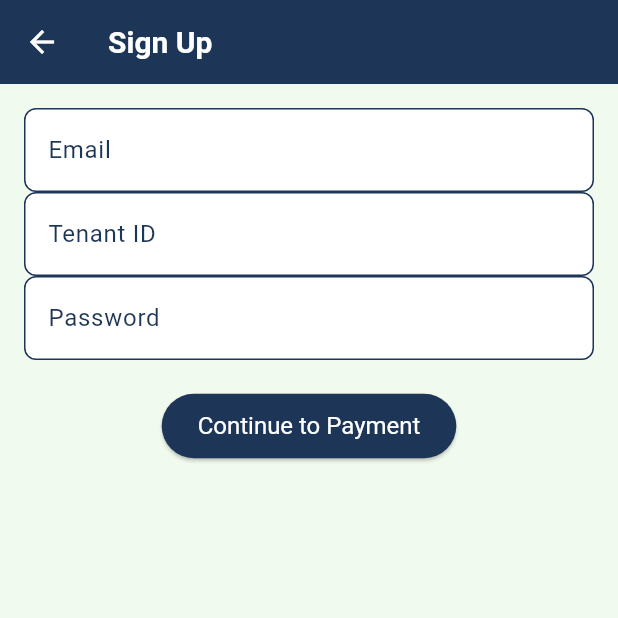
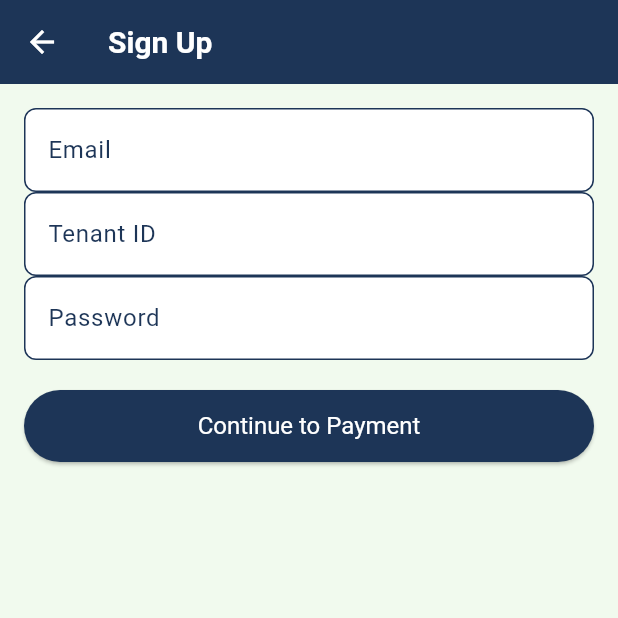
Before and after one commit to haddockdaniel/AILedger-Flutter, a Flutter app: the screen it shows after launch, after a tap on "Login", after a tap on "Don't have an account? Sign Up", on a phone screen of 412 x 824 dp, the top half of it. Run offline on Flutter 3.47's test engine with Material 3 defaults, Android fonts, the phone set to English and light mode, and no system bars; our stand-ins replace flutter_secure_storage, flutter_tts, image_picker, share_plus, shimmer, speech_to_text and 1 more; missing offline and left inert: aws_signature_v4, google_mlkit_text_recognition; accounts and stored records are empty; network calls fail; statements that could not run were skipped.

Commit message:
implement standardized colors/themes

```diff
--- a/lib/screens/auth/login_screen.dart
+++ b/lib/screens/auth/login_screen.dart
@@ -45,7 +45,6 @@ class _LoginScreenState extends State<LoginScreen> {
   @override
   Widget build(BuildContext context) {
     return Scaffold(
-      backgroundColor: AppTheme.backgroundColor,
       body: Center(
         child: SingleChildScrollView(
           padding: const EdgeInsets.symmetric(horizontal: 32),
@@ -78,18 +77,20 @@ class _LoginScreenState extends State<LoginScreen> {
                       if (session.errorMessage != null)
                         Text(
                           session.errorMessage!,
-                          style: const TextStyle(color: Colors.red),
+                          style: AppTheme.bodyStyle.copyWith(color: Colors.red),
                         ),
                       const SizedBox(height: 12),
                       session.isLoading
                           ? const CircularProgressIndicator()
-                          : ElevatedButton(
-                              onPressed: _login,
-                              style: ElevatedButton.styleFrom(
-                                backgroundColor: AppTheme.primaryColor,
-                                minimumSize: const Size.fromHeight(48),
+                          : SizedBox(
+                              width: double.infinity,
+                              child: ElevatedButton(
+                                onPressed: _login,
+                                style: ElevatedButton.styleFrom(
+                                  minimumSize: const Size.fromHeight(48),
+                                ),
+                                child: const Text('Login'),
                               ),
-                              child: const Text('Login'),
                             ),
                     ],
                   );
@@ -98,19 +99,19 @@ class _LoginScreenState extends State<LoginScreen> {
 			  const SizedBox(height: 12),
               TextButton(
                 onPressed: () => Navigator.pushNamed(context, '/signup'),
-                child: const Text(
+                child: Text(
                   "Don't have an account? Sign Up",
-                  style: TextStyle(decoration: TextDecoration.underline),
+                  style: AppTheme.bodyStyle.copyWith(
+                    decoration: TextDecoration.underline,
+                    color: AppTheme.accentColor,
+                  ),
                 ),
               ),
               TextButton(
                 onPressed: () {
                   Navigator.pushNamed(context, '/reset-password');
                 },
-                child: const Text(
-                  'Forgot Password?',
-                  style: TextStyle(color: Colors.black54),
-                ),
+                child: Text('Forgot Password?', style: AppTheme.bodyStyle),
               ),
             ],
           ),
--- a/lib/screens/auth/signup_screen.dart
+++ b/lib/screens/auth/signup_screen.dart
@@ -3,6 +3,7 @@ import 'package:autoledger/services/auth_service.dart';
 import 'package:autoledger/services/payment_service.dart';
 import 'package:autoledger/utils/constants.dart';
 import 'package:autoledger/utils/secure_storage.dart';
+import 'package:autoledger/theme/app_theme.dart';
 
 class SignUpScreen extends StatefulWidget {
   const SignUpScreen({super.key});
@@ -71,12 +72,21 @@ class _SignUpScreenState extends State<SignUpScreen> {
             ),
             const SizedBox(height: 20),
             if (_error != null)
-              Text(_error!, style: const TextStyle(color: Colors.red)),
-            ElevatedButton(
-              onPressed: _loading ? null : _onSubmit,
-              child: _loading
-                  ? const CircularProgressIndicator()
-                  : const Text('Continue to Payment'),
+              Text(
+                _error!,
+                style: AppTheme.bodyStyle.copyWith(color: Colors.red),
+              ),
+            SizedBox(
+              width: double.infinity,
+              child: ElevatedButton(
+                onPressed: _loading ? null : _onSubmit,
+                style: ElevatedButton.styleFrom(
+                  minimumSize: const Size.fromHeight(48),
+                ),
+                child: _loading
+                    ? const CircularProgressIndicator()
+                    : const Text('Continue to Payment'),
+              ),
             ),
           ]),
         ),
--- a/lib/screens/widgets/contact_detail_screen.dart
+++ b/lib/screens/widgets/contact_detail_screen.dart
@@ -86,7 +86,6 @@ class _ContactDetailScreenState extends State<ContactDetailScreen> {
     return Scaffold(
       appBar: AppBar(
         title: const Text('Contact Details'),
-        backgroundColor: AppTheme.primaryColor,
         actions: [
           IconButton(icon: const Icon(Icons.edit), onPressed: _edit),
           IconButton(icon: const Icon(Icons.delete), onPressed: _delete),
--- a/lib/screens/widgets/contacts_screen.dart
+++ b/lib/screens/widgets/contacts_screen.dart
@@ -156,7 +156,6 @@ class _ContactsScreenState extends State<ContactsScreen> {
     return Scaffold(
       appBar: AppBar(
         title: const Text('Contacts'),
-        backgroundColor: AppTheme.primaryColor,
       ),
       body: Column(
         children: [
--- a/lib/screens/widgets/error_snackbar.dart
+++ b/lib/screens/widgets/error_snackbar.dart
@@ -1,11 +1,13 @@
 import 'package:flutter/material.dart';
+import 'package:autoledger/theme/app_theme.dart';
 
 class ErrorSnackbar {
   static void show(BuildContext context, String message) {
     ScaffoldMessenger.of(context).showSnackBar(
       SnackBar(
-        content: Text(message, style: const TextStyle(color: Colors.white)),
-        backgroundColor: Colors.red,
+        content: Text(message,
+            style: AppTheme.bodyStyle.copyWith(color: Colors.white)),
+        backgroundColor: AppTheme.accentColor,
         duration: const Duration(seconds: 4),
         behavior: SnackBarBehavior.floating,
         margin: const EdgeInsets.all(16),
--- a/lib/screens/widgets/expenses_widget.dart
+++ b/lib/screens/widgets/expenses_widget.dart
@@ -149,10 +149,8 @@ class _ExpensesWidgetState extends State<ExpensesWidget> {
   @override
   Widget build(BuildContext context) {
     return Scaffold(
-      backgroundColor: AppTheme.backgroundColor,
       appBar: AppBar(
-        title: Text("Expenses"),
-        backgroundColor: AppTheme.primaryColor,
+        title: const Text("Expenses"),
         actions: [
           IconButton(
             icon: Icon(Icons.mic),
--- a/lib/screens/widgets/invoice_detail.dart
+++ b/lib/screens/widgets/invoice_detail.dart
@@ -161,7 +161,7 @@ class _InvoiceDetailState extends State<InvoiceDetail> {
                     icon: const Icon(Icons.cancel),
                     label: const Text("Cancel"),
                     style:
-                        ElevatedButton.styleFrom(backgroundColor: Colors.red),
+                        ElevatedButton.styleFrom(backgroundColor: AppTheme.accentColor),
                     onPressed: _cancelInvoice,
                   ),
                 ],
--- a/lib/screens/widgets/invoices_widget.dart
+++ b/lib/screens/widgets/invoices_widget.dart
@@ -137,10 +137,8 @@ class _InvoicesWidgetState extends State<InvoicesWidget> {
   @override
   Widget build(BuildContext context) {
     return Scaffold(
-      backgroundColor: AppTheme.backgroundColor,
       appBar: AppBar(
-        title: Text('Invoices'),
-        backgroundColor: AppTheme.primaryColor,
+        title: const Text('Invoices'),
         actions: [
           IconButton(
             icon: Icon(Icons.picture_as_pdf),
--- a/lib/screens/widgets/loading_indicator.dart
+++ b/lib/screens/widgets/loading_indicator.dart
@@ -1,5 +1,5 @@
 import 'package:flutter/material.dart';
-import '../../utils/constants.dart';
+import '../../theme/app_theme.dart';
 
 class LoadingIndicator extends StatelessWidget {
   final String? message;
@@ -12,12 +12,12 @@ class LoadingIndicator extends StatelessWidget {
       child: Column(
         mainAxisAlignment: MainAxisAlignment.center,
         children: [
-          const CircularProgressIndicator(color: primaryColor),
+          const CircularProgressIndicator(color: AppTheme.primaryColor),
           if (message != null) ...[
             const SizedBox(height: 16),
             Text(
               message!,
-              style: const TextStyle(fontSize: 16),
+              style: AppTheme.bodyStyle,
             ),
           ],
         ],
--- a/lib/screens/widgets/reports_widget.dart
+++ b/lib/screens/widgets/reports_widget.dart
@@ -171,10 +171,8 @@ class _ReportsWidgetState extends State<ReportsWidget> {
   @override
   Widget build(BuildContext context) {
     return Scaffold(
-      backgroundColor: AppTheme.backgroundColor,
       appBar: AppBar(
-        title: Text("Reports"),
-        backgroundColor: AppTheme.primaryColor,
+        title: const Text("Reports"),
         actions: [
           IconButton(
             icon: Icon(Icons.mic),
--- a/lib/screens/widgets/task_form_screen.dart
+++ b/lib/screens/widgets/task_form_screen.dart
@@ -90,7 +90,6 @@ class _TaskFormScreenState extends State<TaskFormScreen> {
     return Scaffold(
       appBar: AppBar(
         title: Text(isEdit ? 'Edit Task' : 'New Task'),
-        backgroundColor: AppTheme.primaryColor,
       ),
       body: _loading
           ? const LoadingIndicator()
```
Also changed, not shown: lib/screens/auth/reset_password_screen.dart (+5 -7 lines), lib/screens/dashboard/dashboard_screen.dart (+4 -3 lines), lib/screens/profile_screen.dart (+7 -2 lines), lib/screens/settings/payment_settings_screen.dart (+5 -3 lines), lib/screens/widgets/app_drawer.dart (+5 -9 lines), lib/screens/widgets/contact_form_screen.dart (+5 -2 lines), lib/screens/widgets/voice_assistant.dart (+5 -4 lines).
